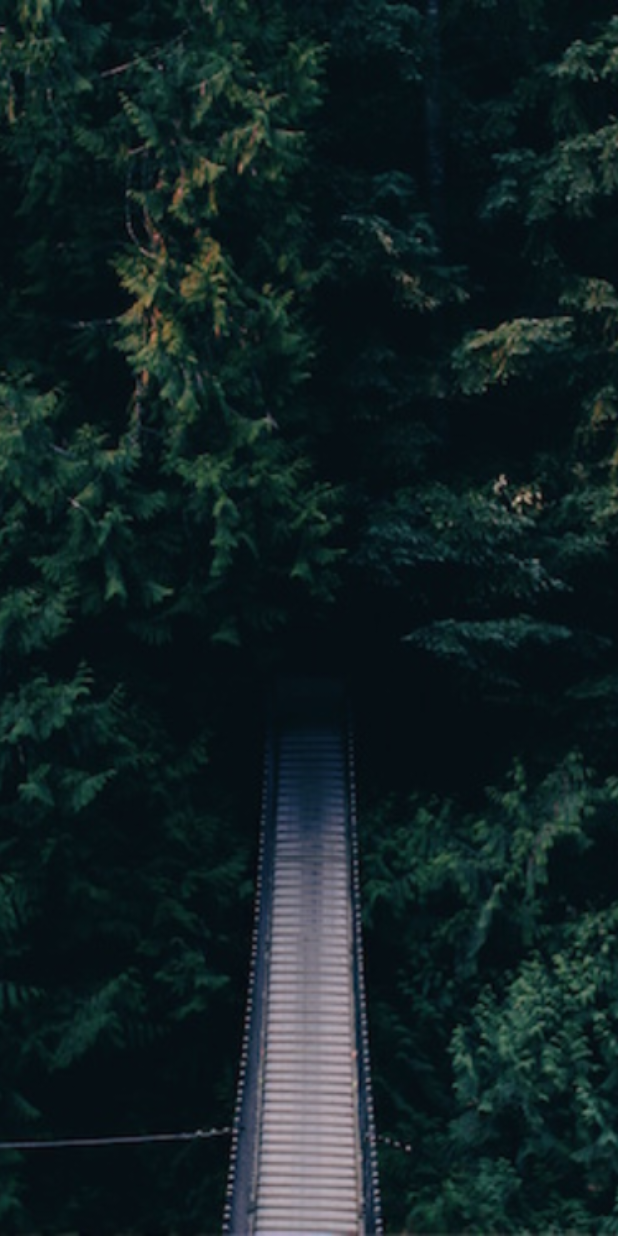
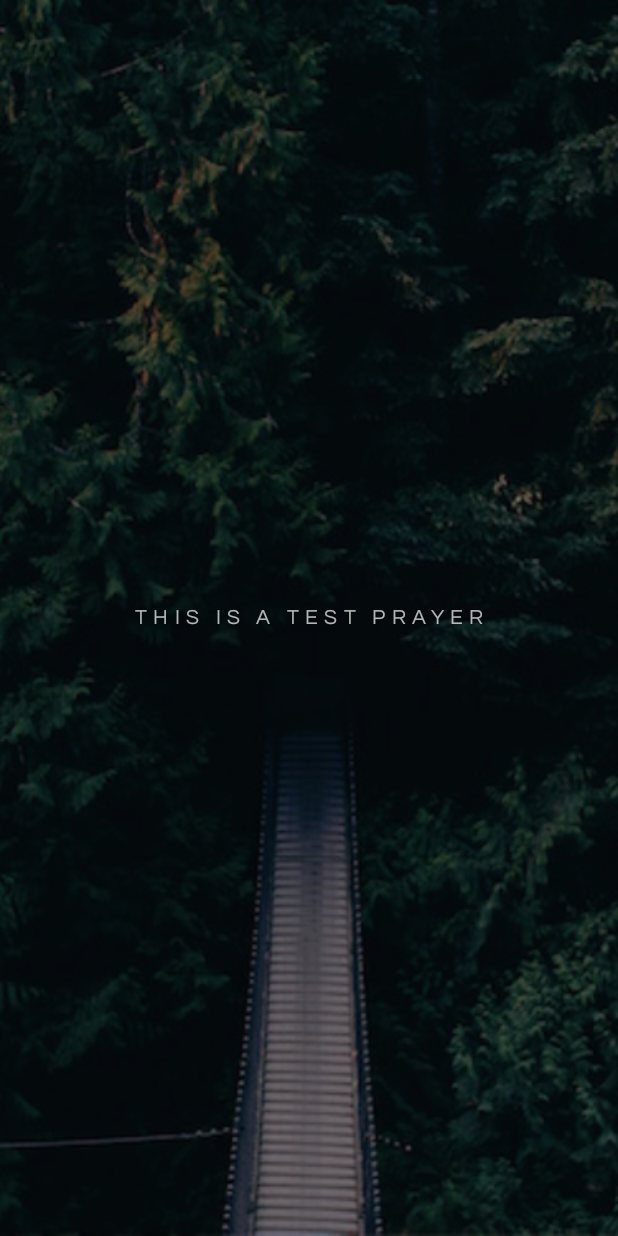
Before and after one commit to isyiwang/prayck, an Android app: the screen it shows after launch (MainActivity), on a phone screen of 412 x 824 dp. Run offline under Robolectric (Android 15) with nearby library versions, the phone set to English and light mode, and no system bars; our stand-ins replace Picasso; libraries missing offline, so code that uses them is left out: com.flaviofaria.kenburnsview; plain views replace KenBurnsView; 2 statements that could not run were skipped.

Commit message:
Clicking on picture to switch between verses and prayers works

```diff
--- a/prayer/src/main/java/znc/prayer/MainActivity.java
+++ b/prayer/src/main/java/znc/prayer/MainActivity.java
@@ -1,23 +1,38 @@
 package znc.prayer;
 
+import android.animation.Animator;
+import android.animation.AnimatorListenerAdapter;
+import android.animation.ObjectAnimator;
 import android.graphics.Bitmap;
-import android.graphics.Point;
+import android.graphics.Typeface;
 import android.graphics.drawable.BitmapDrawable;
-import android.graphics.drawable.Drawable;
+import android.os.Build;
 import android.support.v7.app.AppCompatActivity;
 import android.os.Bundle;
-import android.view.Display;
+import android.text.TextUtils;
+import android.view.View;
+import android.view.animation.AccelerateInterpolator;
+import android.view.animation.AlphaAnimation;
+import android.view.animation.Animation;
+import android.view.animation.DecelerateInterpolator;
+import android.view.animation.ScaleAnimation;
 import android.widget.ImageView;
+import android.widget.TextView;
 
 import com.flaviofaria.kenburnsview.KenBurnsView;
 import com.squareup.picasso.Callback;
 import com.squareup.picasso.Picasso;
-import com.squareup.picasso.Target;
 
 public class MainActivity extends AppCompatActivity {
 
+    private static final int FADE_IN_TEXT_MS = 5000;
+    private static final int ZOOM_IN_TEXT_MS = 25000;
+
     private ImageView mBackgroundView;
     private KenBurnsView mBlurredBackgroundView;
+    private TextView mTextView;
+    private ObjectAnimator mAnimator;
+    private boolean mUseVerse;
 
     @Override
     protected void onCreate(Bundle savedInstanceState) {
@@ -25,9 +40,75 @@ public class MainActivity extends AppCompatActivity {
         setContentView(R.layout.activity_main);
 
         mBackgroundView = (ImageView) findViewById(R.id.background);
+        mBackgroundView.setOnClickListener(new View.OnClickListener() {
+            @Override
+            public void onClick(View v) {
+                togglePromise();
+            }
+        });
+
         mBlurredBackgroundView = (KenBurnsView) findViewById(R.id.blurred_background);
+        Typeface typeface = Typeface.createFromAsset(getAssets(), "questrial.ttf");
+        mTextView = (TextView) findViewById(R.id.textview);
+        mTextView.setTypeface(typeface);
+
+        if (Build.VERSION.SDK_INT >= Build.VERSION_CODES.LOLLIPOP) {
+            mTextView.setLetterSpacing(0.3f);
+        }
 
         asyncLoadImage(R.drawable.forest);
+        fadeInPromise(getPromise());
+    }
+
+    private Promises.Promise getPromise() {
+        int promiseIndex = getPromiseIndex();
+        return Promises.PROMISES.get(promiseIndex);
+    }
+
+    private void fadeInPromise(Promises.Promise promise) {
+        String text = mUseVerse ? promise.verse : promise.prayer;
+        fadeInText(text);
+    }
+
+    private void togglePromise() {
+        mUseVerse = !mUseVerse;
+
+        if (mAnimator != null) {
+            mAnimator.cancel();
+            mAnimator.addListener(new AnimatorListenerAdapter() {
+                @Override
+                public void onAnimationEnd(Animator animation) {
+                    super.onAnimationEnd(animation);
+
+                    fadeInPromise(getPromise());
+                }
+            });
+            mAnimator.setFloatValues(0, (float) mAnimator.getAnimatedValue());
+            mAnimator.setDuration(650);
+            mAnimator.reverse();
+        }
+    }
+
+    private void fadeInText(String text) {
+        text = text.toUpperCase();
+        mTextView.setAlpha(0.0f);
+        mTextView.setText(text);
+        mAnimator = ObjectAnimator.ofFloat(mTextView, "alpha", 0.0f, 1.0f).setDuration(FADE_IN_TEXT_MS);
+        mAnimator.start();
+
+        ScaleAnimation scale = new ScaleAnimation(1f, 1.15f, 1f, 1.15f, Animation.RELATIVE_TO_SELF, 0.5f, Animation.RELATIVE_TO_SELF, 0.5f);
+        scale.setFillAfter(true);
+        scale.setDuration(ZOOM_IN_TEXT_MS);
+        scale.setInterpolator(new AccelerateInterpolator());
+        mTextView.setAnimation(scale);
+    }
+
+    /**
+     * Reads the current promise index from SharedPreferences
+     * @return
+     */
+    private int getPromiseIndex() {
+        return 0;
     }
 
     private void asyncLoadImage(final int resId) {
--- /dev/null
+++ b/prayer/src/main/java/znc/prayer/Promises.java
@@ -0,0 +1,24 @@
+package znc.prayer;
+
+import java.util.ArrayList;
+
+/**
+ * Created by isaac on 10/16/15.
+ */
+public class Promises {
+    public static class Promise {
+        public String verse;
+        public String prayer;
+
+        Promise(String verse, String prayer) {
+            this.verse = verse;
+            this.prayer = prayer;
+        }
+    }
+
+    public static final ArrayList<Promise> PROMISES = new ArrayList<Promise>() {
+        {
+            add(new Promise("This is a test verse that I'm adding\n\nExodus 4:14", "This is a test prayer"));
+        }
+    };
+}
--- a/prayer/src/main/res/layout/activity_main.xml
+++ b/prayer/src/main/res/layout/activity_main.xml
@@ -14,4 +14,17 @@
         android:id="@+id/background"
         android:layout_width="match_parent"
         android:layout_height="match_parent" />
+
+    <View
+        android:layout_width="match_parent"
+        android:layout_height="match_parent"
+        android:background="#68000000" />
+
+    <TextView
+        android:id="@+id/textview"
+        android:layout_width="match_parent"
+        android:layout_height="match_parent"
+        android:padding="25dp"
+        android:textStyle="bold"
+        android:gravity="center" />
 </RelativeLayout>
```
Also changed, not shown: prayer/src/main/assets/ptserif.ttf (added), prayer/src/main/assets/questrial.ttf (added), 2 other files.
